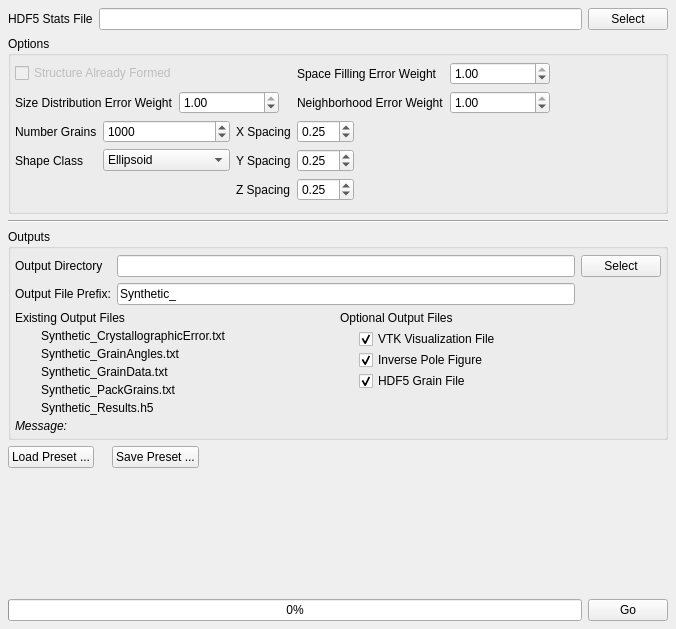
BlueQuartzSoftware/DREAM3D, file Source/AIM/GUI/UI_Files/GrainGeneratorWidget.ui: the form before one commit.
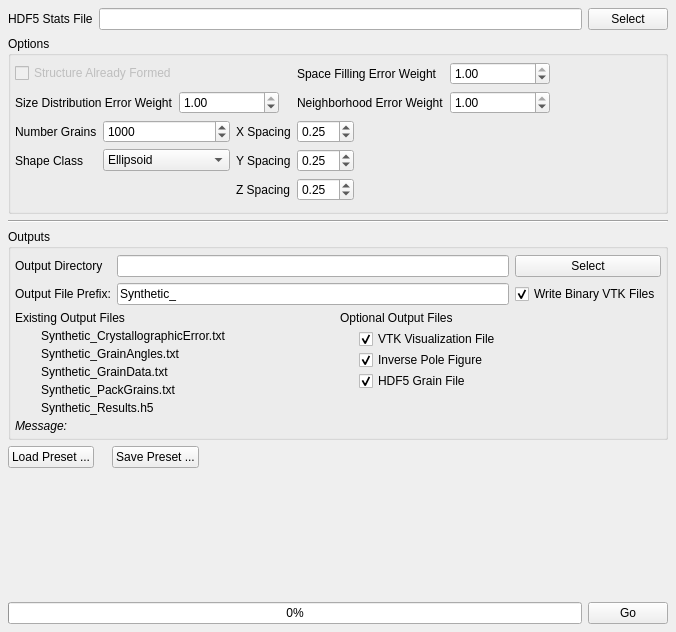
The form after the commit. Icons and pictures are not drawn.

Commit message: Adding WriteBinaryVTKFile as an option to the GrainGenerator module. Adding some convenience methods to OIMColoring. Adjusting the IPF Coloring code in the *VTKWriter classes. Changing the way some of the arrays are created and used in the ReconstructionFunc and GrainGeneratorFunc classes which makes them more consistent across all the functions.

```diff
--- a/Source/AIM/GUI/UI_Files/GrainGeneratorWidget.ui
+++ b/Source/AIM/GUI/UI_Files/GrainGeneratorWidget.ui
@@ -7,7 +7,7 @@
     <x>0</x>
     <y>0</y>
     <width>676</width>
-    <height>629</height>
+    <height>632</height>
    </rect>
   </property>
   <property name="windowTitle">
@@ -358,6 +358,19 @@
           </property>
          </widget>
         </item>
+        <item row="1" column="2">
+         <widget class="QCheckBox" name="m_BinaryVtkFiles">
+          <property name="enabled">
+           <bool>true</bool>
+          </property>
+          <property name="text">
+           <string>Write Binary VTK Files</string>
+          </property>
+          <property name="checked">
+           <bool>true</bool>
+          </property>
+         </widget>
+        </item>
        </layout>
       </item>
       <item>
```
The commit also changes 15 other files.
